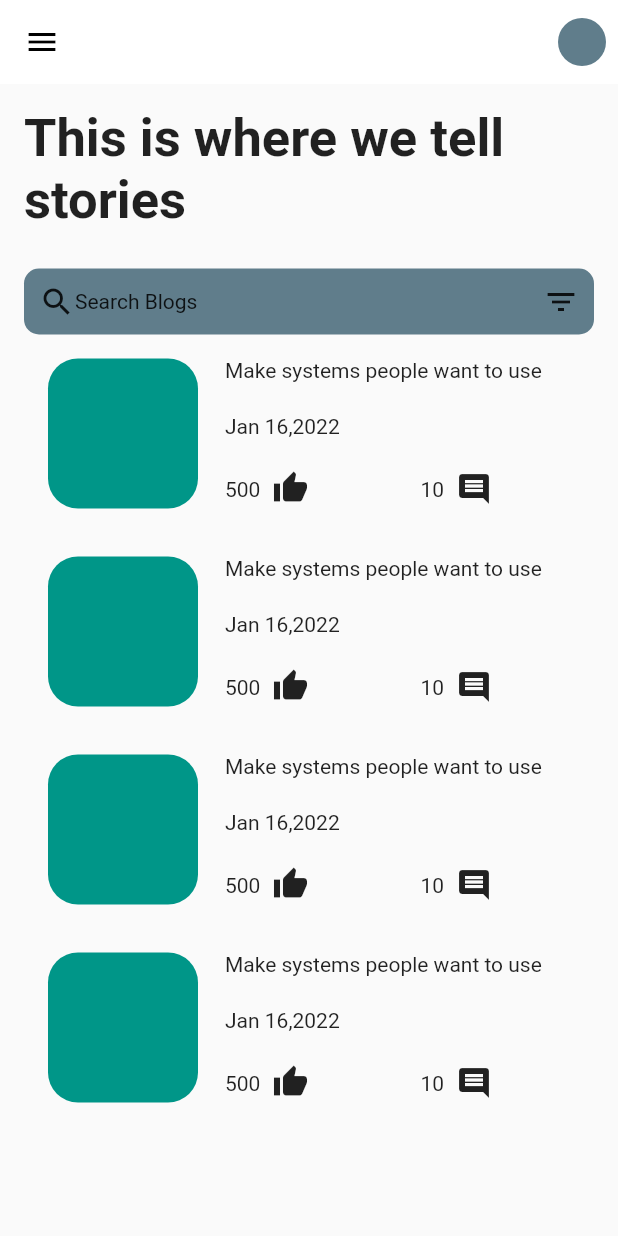
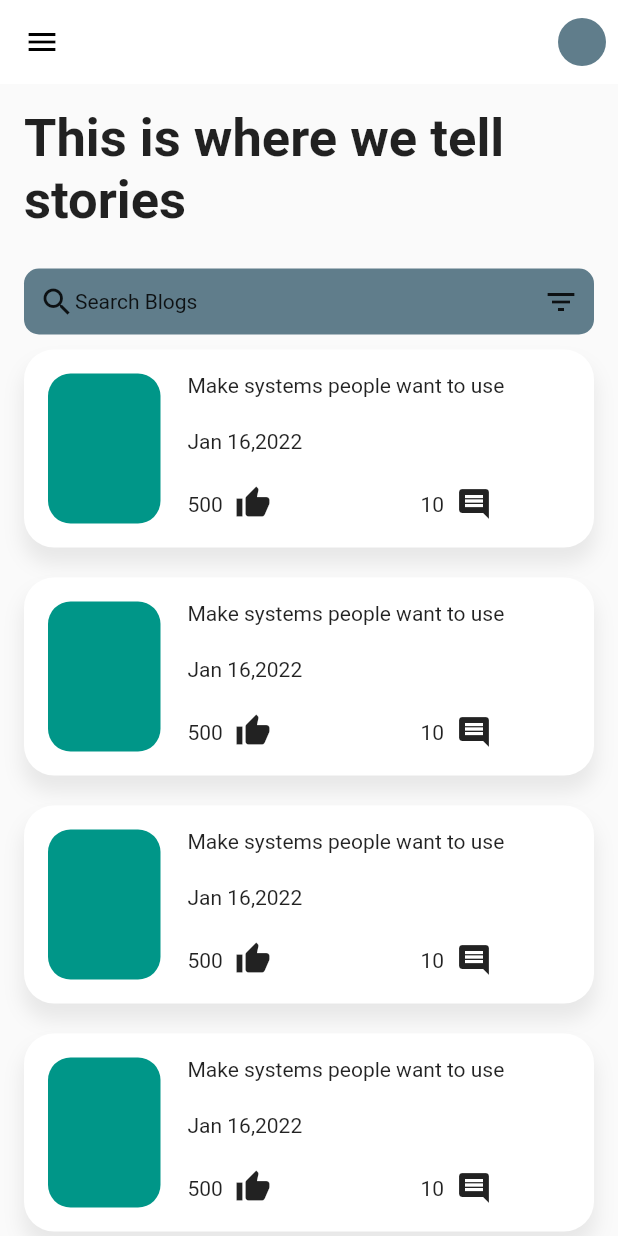
Before and after one commit to cyblogerz/Incologger, a Flutter app: the screen it shows after launch, on a phone screen of 412 x 824 dp. Run offline on Flutter 3.47's test engine with Material 2 defaults, Android fonts, the phone set to English and light mode, and no system bars.

Commit message:
Changed blog element layout

```diff
--- a/lib/components/blog_element.dart
+++ b/lib/components/blog_element.dart
@@ -15,6 +15,22 @@ class BlogElement extends StatelessWidget {
   Widget build(BuildContext context) {
     return GestureDetector(
       onTap: () {Navigator.push(context, MaterialPageRoute(builder:(context) => BlogView(title: title) ));},
+      child: Container(
+        margin: EdgeInsets.symmetric(vertical: 10),
+        decoration: BoxDecoration(
+          borderRadius: BorderRadius.circular(20),
+              boxShadow: [
+      BoxShadow(
+        color: Colors.grey.withOpacity(0.2),
+        spreadRadius: 1,
+        blurRadius: 10,
+        offset: Offset(0,10), // changes position of shadow
+      ),
+    ],
+
+          color: Colors.white,
+
+        ),
         child: Padding(
           padding: const EdgeInsets.all(8.0),
           child: Row(
@@ -23,9 +39,9 @@ class BlogElement extends StatelessWidget {
                 padding: const EdgeInsets.all(8.0),
                 child: Container(
                    height: 100,
-                width:100,
+                  width:75,
                   decoration: BoxDecoration(color: Colors.teal,
-                borderRadius: BorderRadius.circular(20)
+                  borderRadius: BorderRadius.circular(15)
 
                   ),
 
@@ -83,6 +99,7 @@ class BlogElement extends StatelessWidget {
             ],
           ),
         ),
+      ),
     );
   }
 }
```
Lines whose indentation alone changed are shown as unchanged.
